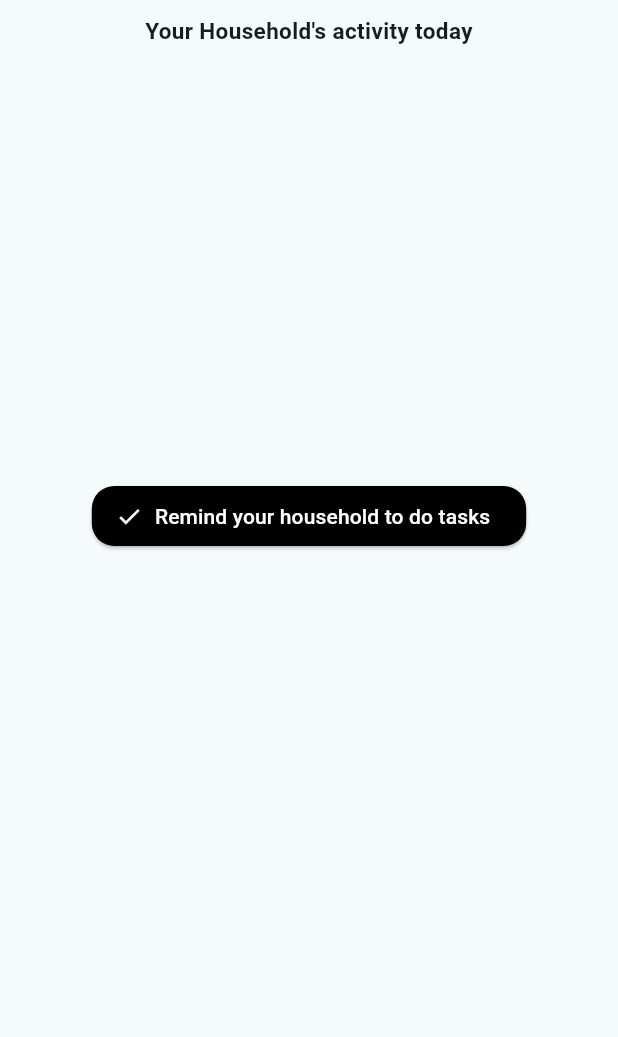
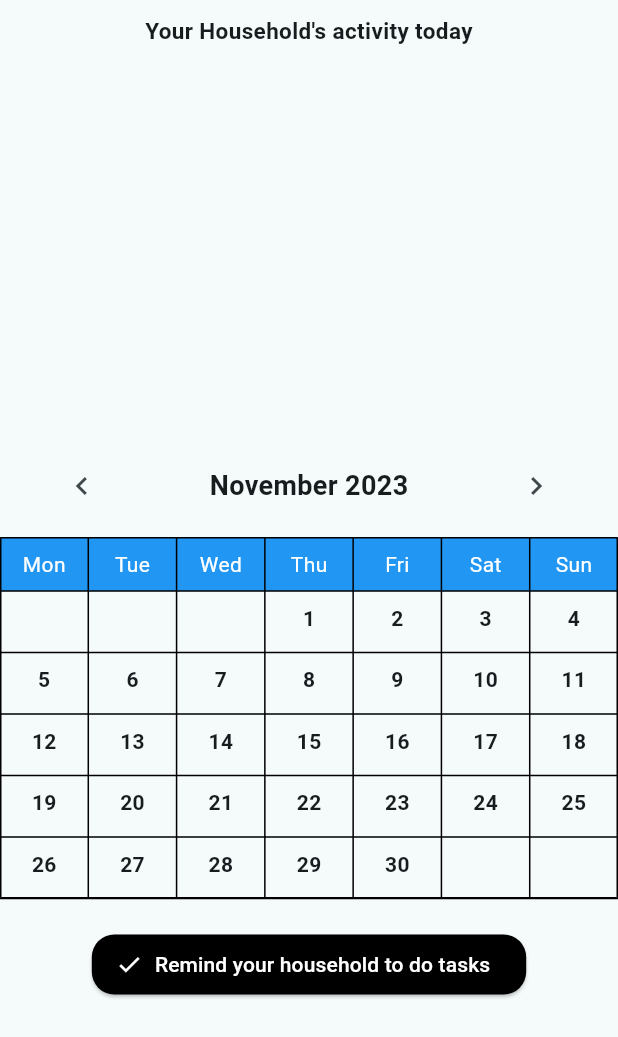
Before and after one commit to comhendrik/hmly, a Flutter app: the ChartMainPage widget shown alone on an empty page, opened directly with empty values, on a phone screen of 412 x 824 dp. Shown: the top 1037 px of the screen. Run offline on Flutter 3.47's test engine with Material 2 defaults, Android fonts, the phone set to English and light mode, and no system bars; our stand-ins replace dartz, equatable, flutter_bloc, flutter_svg, flutter_svg_provider, get_it and 4 more; missing offline and left inert: flutter_share; accounts and stored records are empty; generated files the repository leaves out were written again; statements that could not run were skipped.

Commit message:
implemented historical_data_calendar.dart to show historical data

```diff
--- a/lib/features/charts/presentation/pages/chart_main_page.dart
+++ b/lib/features/charts/presentation/pages/chart_main_page.dart
@@ -1,9 +1,9 @@
 import 'package:flutter/material.dart';
 import 'package:hmly/features/charts/domain/entities/pie_chart_data.dart';
 import 'package:hmly/features/charts/domain/entities/historical_data.dart';
-import 'package:hmly/features/charts/presentation/widgets/historical_chart.dart';
 import 'package:hmly/features/charts/presentation/widgets/pie_chart.dart';
 import 'package:hmly/features/charts/presentation/widgets/reminder_button.dart';
+import 'package:hmly/features/charts/presentation/widgets/historical_data_calendar.dart';
 
 class ChartMainPage extends StatefulWidget {
 
@@ -26,7 +26,7 @@ class _ChartMainPageState extends State<ChartMainPage> {
     return Column(
       children: [
         HouseholdPieChart(data: widget.pieChartData),
-        HistoricalChart(data: widget.historicalData),
+        HistoricalDataCalendar(data: widget.historicalData),
         ReminderButton(dailyPoints: 20),
       ],
     );
--- a/lib/features/charts/presentation/widgets/historical_chart.dart
+++ /dev/null
@@ -1,33 +0,0 @@
-import 'package:flutter/material.dart';
-import 'package:hmly/features/charts/domain/entities/historical_data.dart';
-import 'package:syncfusion_flutter_charts/charts.dart';
-
-class HistoricalChart extends StatefulWidget {
-  final List<HistoricalData> data;
-  const HistoricalChart({Key? key, required this.data}) : super(key: key);
-
-  @override
-  HistoricalChartState createState() => HistoricalChartState();
-}
-
-class HistoricalChartState extends State<HistoricalChart> {
-
-  late TooltipBehavior _tooltip;
-
-
-  @override
-  void initState() {
-    _tooltip = TooltipBehavior(enable: true);
-    super.initState();
-  }
-
-  @override
-  Widget build(BuildContext context) {
-    return Column(
-      children: [
-        for (HistoricalData hdata in widget.data)
-          Text("${hdata.id}, ${hdata.created}, ${hdata.value}")
-      ],
-    );
-  }
-}
--- /dev/null
+++ b/lib/features/charts/presentation/widgets/historical_data_calendar.dart
@@ -0,0 +1,162 @@
+import 'package:flutter/material.dart';
+import 'package:hmly/features/charts/domain/entities/historical_data.dart';
+
+
+class HistoricalDataCalendar extends StatefulWidget {
+  final List<HistoricalData> data;
+
+  const HistoricalDataCalendar({
+    super.key,
+    required this.data,
+  });
+
+  @override
+  State<HistoricalDataCalendar> createState() => _HistoricalDataCalendarState();
+}
+
+class _HistoricalDataCalendarState extends State<HistoricalDataCalendar> {
+  DateTime currentDate = DateTime.now();
+
+  @override
+  Widget build(BuildContext context) {
+    return Column(
+      children: [
+        Row(
+          mainAxisAlignment: MainAxisAlignment.spaceAround,
+          children: [
+            IconButton(
+              icon: const Icon(Icons.chevron_left),
+              onPressed: () {
+                setState(() {
+                  currentDate = DateTime(currentDate.year, currentDate.month - 1, currentDate.day);
+                });
+              },
+            ),
+            Text(
+              '${getMonthName(currentDate.month)} ${currentDate.year}',
+              style: const TextStyle(fontSize: 18, fontWeight: FontWeight.bold),
+            ),
+            IconButton(
+              icon: const Icon(Icons.chevron_right),
+              onPressed: () {
+                setState(() {
+                  currentDate = DateTime(currentDate.year, currentDate.month + 1, currentDate.day);
+                });
+              },
+            ),
+          ],
+        ),
+        const SizedBox(height: 10),
+        Table(
+          border: TableBorder.all(),
+          children: buildTableRows(),
+        ),
+      ],
+    );
+  }
+
+  List<TableRow> buildTableRows() {
+    List<TableRow> rows = [];
+
+    // Header row
+    rows.add(
+      TableRow(
+        children: List.generate(7, (index) {
+          return Container(
+            padding: const EdgeInsets.all(8.0),
+            color: Colors.blue,
+            child: Center(
+              child: Text(
+                getWeekdayName(index),
+                style: const TextStyle(color: Colors.white),
+              ),
+            ),
+          );
+        }),
+      ),
+    );
+
+    // Calendar days rows
+    DateTime firstDayOfMonth = DateTime(currentDate.year, currentDate.month, 1);
+    int daysInMonth = DateTime(currentDate.year, currentDate.month + 1, 0).day;
+
+    for (int i = 0; i < 6; i++) {
+      List<Widget> dayWidgets = [];
+
+      for (int j = 0; j < 7; j++) {
+        int dayNumber = i * 7 + j + 1 - firstDayOfMonth.weekday;
+        DateTime currentDay = DateTime(currentDate.year, currentDate.month, dayNumber);
+
+        if (dayNumber > 0 && dayNumber <= daysInMonth) {
+          List<HistoricalData> eventsOnDay = getDataOnDay(currentDay);
+          dayWidgets.add(
+            buildDayWidget(currentDay.day, eventsOnDay),
+          );
+        } else {
+          dayWidgets.add(Container());
+        }
+      }
+
+      rows.add(
+        TableRow(
+          children: dayWidgets,
+        ),
+      );
+    }
+
+    return rows;
+  }
+
+  List<HistoricalData> getDataOnDay(DateTime day) {
+    return widget.data.where((event) =>
+    event.created.year == day.year &&
+        event.created.month == day.month &&
+        event.created.day == day.day).toList();
+  }
+
+  Widget buildDayWidget(int day, List<HistoricalData> events) {
+    return Container(
+      padding: const EdgeInsets.all(8.0),
+      child: Column(
+        children: [
+          Text(
+            day.toString(),
+            style: const TextStyle(fontWeight: FontWeight.bold),
+          ),
+          const SizedBox(height: 5),
+          Column(
+            children: events.map((event) {
+              return Text(
+                '${event.value}',
+                style: const TextStyle(color: Colors.blue),
+              );
+            }).toList(),
+          ),
+        ],
+      ),
+    );
+  }
+
+  String getWeekdayName(int index) {
+    const weekdayNames = ['Mon', 'Tue', 'Wed', 'Thu', 'Fri', 'Sat', 'Sun'];
+    return weekdayNames[index];
+  }
+
+  String getMonthName(int month) {
+    const monthNames = [
+      'January',
+      'February',
+      'March',
+      'April',
+      'May',
+      'June',
+      'July',
+      'August',
+      'September',
+      'October',
+      'November',
+      'December',
+    ];
+    return monthNames[month - 1];
+  }
+}
--- a/lib/features/charts/presentation/widgets/widgets.dart
+++ b/lib/features/charts/presentation/widgets/widgets.dart
@@ -1,3 +1,3 @@
-export 'historical_chart.dart';
+export 'historical_data_calendar.dart';
 export 'pie_chart.dart';
 export 'reminder_button.dart';
```
